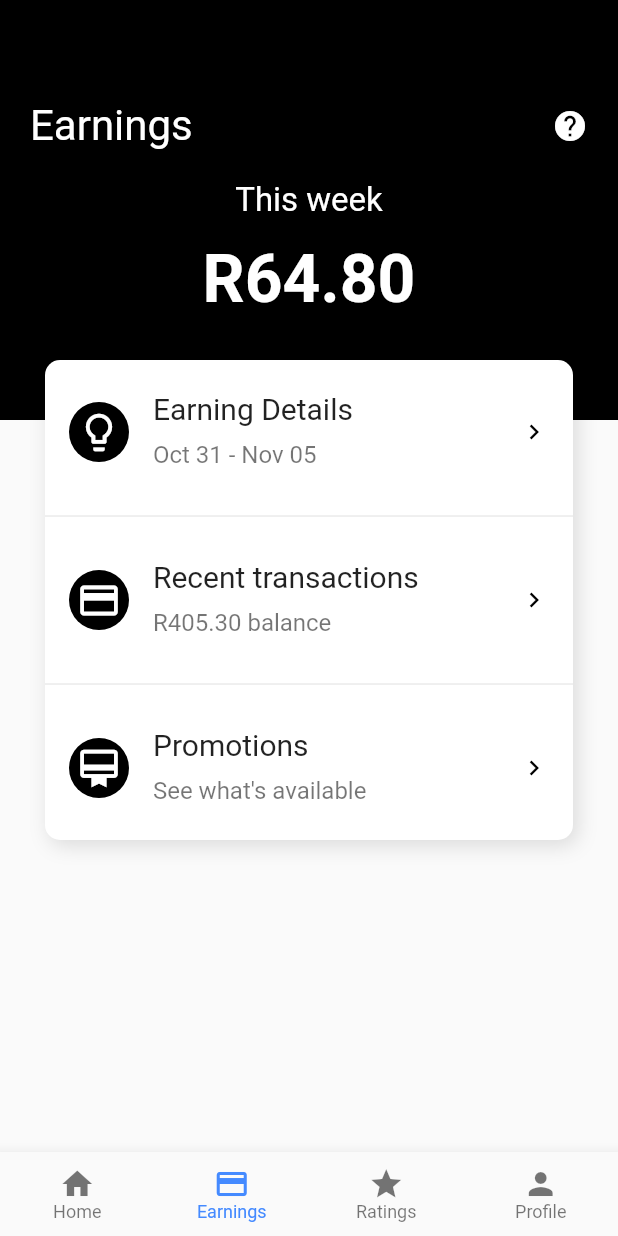
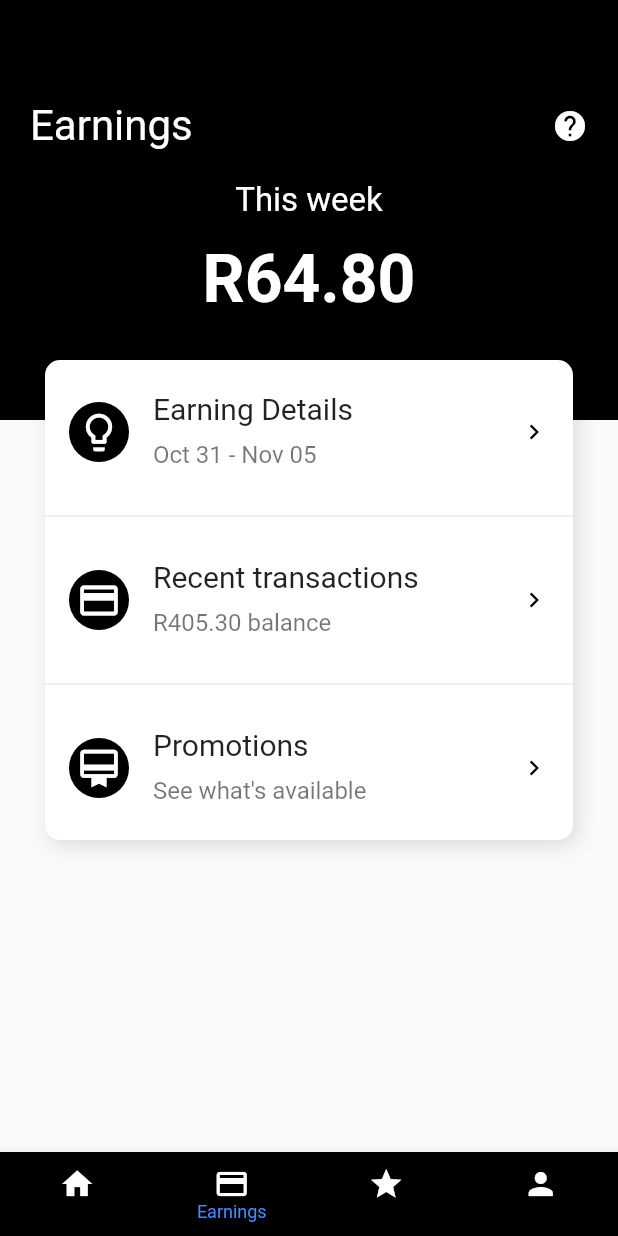
Before and after one commit to MathabatheTokelo/Driver-App, a Flutter app: the MainScreen screen opened by its route, item 2 of the bottom bar chosen, on a phone screen of 412 x 824 dp. Run offline on Flutter 3.47's test engine with Material 2 defaults, Android fonts, the phone set to English and light mode, and no system bars; our stand-ins replace firebase_auth, firebase_core, firebase_database, fluttertoast, font_awesome_flutter, geolocator and 2 more; missing offline and left inert: flutter_geofire; accounts and stored records are empty; Roboto replaces fonts that are missing (Border Bold).

```diff
--- a/lib/Screens/mainscreen.dart
+++ b/lib/Screens/mainscreen.dart
@@ -51,21 +51,34 @@ class _MainScreenState extends State<MainScreen>
         ],
       ),
       bottomNavigationBar: BottomNavigationBar(
+        backgroundColor: Colors.black,
         items: <BottomNavigationBarItem>[
           BottomNavigationBarItem(
-            icon: Icon(Icons.home),
+            icon: Icon(
+              Icons.home,
+              color: Colors.white,
+            ),
             label: "Home",
           ),
           BottomNavigationBarItem(
-            icon: Icon(Icons.credit_card),
+            icon: Icon(
+              Icons.credit_card,
+              color: Colors.white,
+            ),
             label: "Earnings",
           ),
           BottomNavigationBarItem(
-            icon: Icon(Icons.star),
+            icon: Icon(
+              Icons.star,
+              color: Colors.white,
+            ),
             label: "Ratings",
           ),
           BottomNavigationBarItem(
-            icon: Icon(Icons.person),
+            icon: Icon(
+              Icons.person,
+              color: Colors.white,
+            ),
             label: "Profile",
           ),
         ],
--- a/lib/tabsPages/profilePage.dart
+++ b/lib/tabsPages/profilePage.dart
@@ -286,7 +286,7 @@ class _ProfileWidgetState extends State<ProfileWidget> {
             children: <Widget>[
               ClipOval(
                 child: Image.asset(
-                  "images//me.JPEG",
+                  "images/me.JPEG",
                   width: 100,
                   height: 100,
                   fit: BoxFit.cover,
--- a/pubspec.yaml
+++ b/pubspec.yaml
@@ -47,6 +47,7 @@ dependencies:
   animated_text_kit: ^4.2.2
   flutter_geofire: ^2.0.1
   permission_handler: ^10.0.0
+  flutter_rating_bar: ^4.0.1
 
 dev_dependencies:
   flutter_test:
```
Also changed, not shown: lib/tabsPages/ratingTabPage.dart (+59 -3 lines), pubspec.lock.
